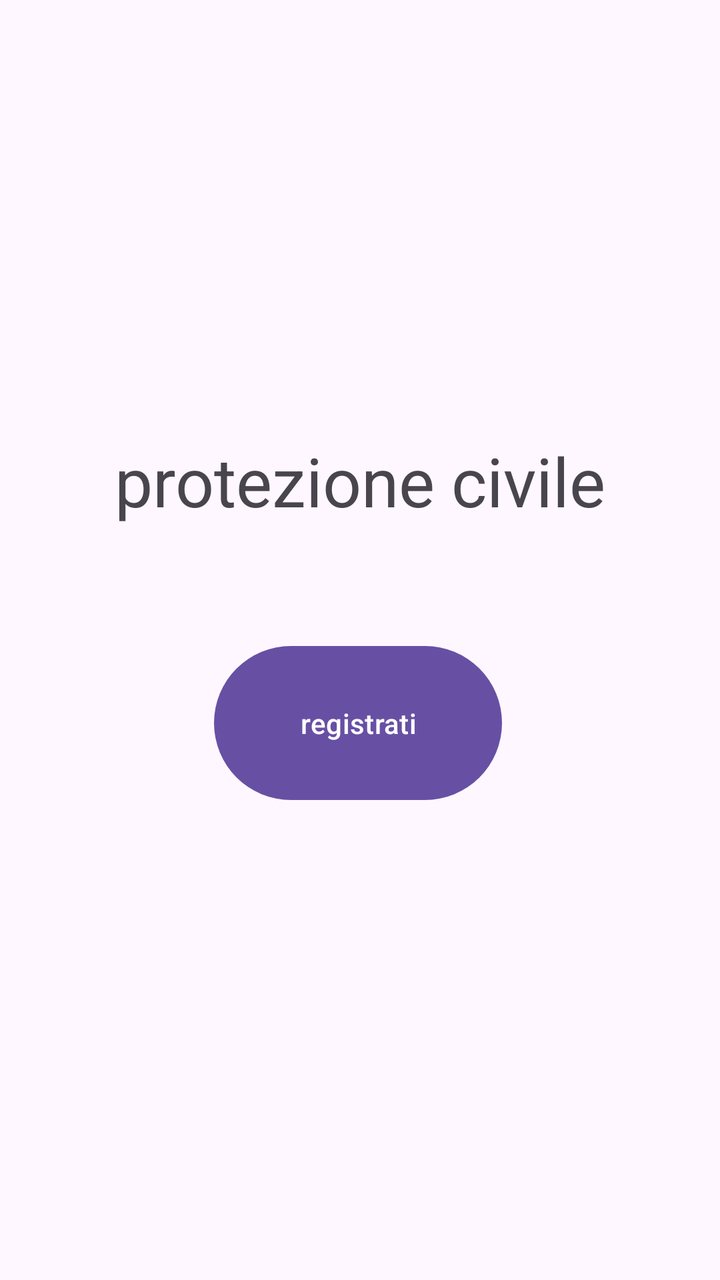
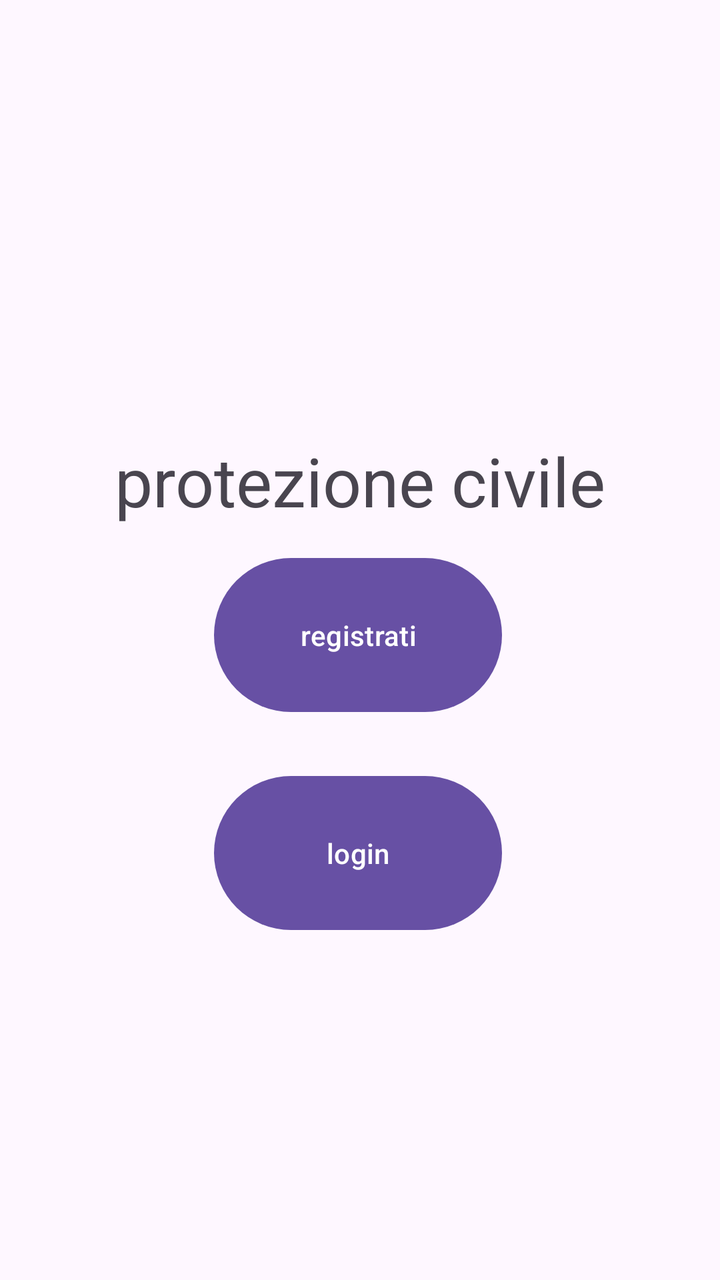

Two renders of the same Android screen: before a commit and after it. Below are the layout's source before the change and the commit's diff.
<!-- AndroidManifest.xml: activity theme Theme.AppAntincendio -->
<!-- res/layout/activity_main.xml -->
<?xml version="1.0" encoding="utf-8"?>
<androidx.constraintlayout.widget.ConstraintLayout xmlns:android="http://schemas.android.com/apk/res/android"
    xmlns:app="http://schemas.android.com/apk/res-auto"
    xmlns:tools="http://schemas.android.com/tools"
    android:id="@+id/main"
    android:layout_width="match_parent"
    android:layout_height="match_parent"
    tools:context=".MainActivity">

    <Button
        android:id="@+id/buttonInvia"
        android:layout_width="144dp"
        android:layout_height="85dp"
        android:layout_marginTop="56dp"
        android:text="registrati"
        app:layout_constraintEnd_toEndOf="@+id/textView"
        app:layout_constraintHorizontal_bias="0.49"
        app:layout_constraintStart_toStartOf="@+id/textView"
        app:layout_constraintTop_toBottomOf="@+id/textView" />

    <TextView
        android:id="@+id/textView"
        android:layout_width="wrap_content"
        android:layout_height="wrap_content"
        android:text="protezione civile"
        android:textSize="34sp"
        app:layout_constraintBottom_toBottomOf="parent"
        app:layout_constraintEnd_toEndOf="parent"
        app:layout_constraintStart_toStartOf="parent"
        app:layout_constraintTop_toTopOf="parent"
        app:layout_constraintVertical_bias="0.366" />

</androidx.constraintlayout.widget.ConstraintLayout>
<!-- resources referenced by this layout -->
<resources>
  <style name="Theme.AppAntincendio" parent="Theme.MaterialComponents.DayNight.DarkActionBar">
          
          <item name="colorPrimary">@color/purple_500</item>
          <item name="colorPrimaryVariant">@color/purple_700</item>
          <item name="colorOnPrimary">@color/white</item>
          
          <item name="colorSecondary">@color/teal_200</item>
          <item name="colorSecondaryVariant">@color/teal_700</item>
          <item name="colorOnSecondary">@color/black</item>
          
          <item name="android:statusBarColor">?attr/colorPrimaryVariant</item>
          
      </style>
  <color name="purple_500">#FF6200EE</color>
  <color name="purple_700">#FF3700B3</color>
  <color name="white">#FFFFFFFF</color>
  <color name="teal_200">#FF03DAC5</color>
  <color name="teal_700">#FF018786</color>
  <color name="black">#FF000000</color>
</resources>

<!-- the commit's change to res/layout/activity_main.xml (unified diff, before → after) -->
@@ -8,15 +8,26 @@
     tools:context=".MainActivity">
 
     <Button
-        android:id="@+id/buttonInvia"
+        android:id="@+id/registrati"
         android:layout_width="144dp"
         android:layout_height="85dp"
-        android:layout_marginTop="56dp"
+        android:layout_marginTop="12dp"
         android:text="registrati"
         app:layout_constraintEnd_toEndOf="@+id/textView"
         app:layout_constraintHorizontal_bias="0.49"
         app:layout_constraintStart_toStartOf="@+id/textView"
         app:layout_constraintTop_toBottomOf="@+id/textView" />
+
+    <Button
+        android:id="@+id/login"
+        android:layout_width="144dp"
+        android:layout_height="85dp"
+        android:layout_marginTop="24dp"
+        android:text="login"
+        app:layout_constraintEnd_toEndOf="@+id/textView"
+        app:layout_constraintHorizontal_bias="0.49"
+        app:layout_constraintStart_toStartOf="@+id/textView"
+        app:layout_constraintTop_toBottomOf="@+id/registrati" />
 
     <TextView
         android:id="@+id/textView"
